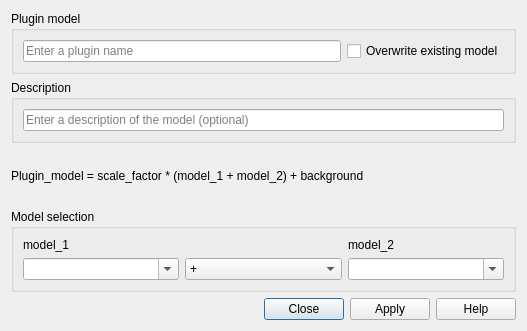
The window that src/sas/qtgui/Utilities/UI/AddMultEditorUI.ui (SasView/sasview) describes before a commit, drawn with Qt 5.
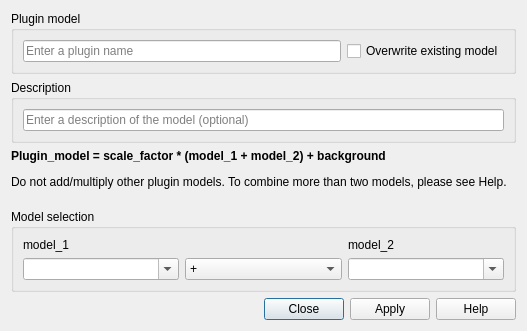
The same window after the commit.

Commit message: Disable plugin models for add/multiply dialog + add warning text. #1451

Diff of the .ui file:
```diff
--- a/src/sas/qtgui/Utilities/UI/AddMultEditorUI.ui
+++ b/src/sas/qtgui/Utilities/UI/AddMultEditorUI.ui
@@ -163,7 +163,7 @@
    <item row="2" column="0">
     <widget class="QLabel" name="lblEquation">
      <property name="text">
-      <string>&lt;html&gt;&lt;head/&gt;&lt;body&gt;&lt;p&gt;Plugin_model = scale_factor * (model_1 + model_2) + background&lt;/p&gt;&lt;/body&gt;&lt;/html&gt;</string>
+      <string>&lt;html&gt;&lt;head/&gt;&lt;body&gt;&lt;p&gt;&lt;span style=&quot; font-weight:600;&quot;&gt;Plugin_model = scale_factor * (model_1 + model_2) + background&lt;/span&gt;&lt;/p&gt;&lt;p&gt;Do not add/multiply other plugin models. To combine more than two models, please see Help.&lt;br/&gt;&lt;/p&gt;&lt;/body&gt;&lt;/html&gt;</string>
      </property>
     </widget>
    </item>
```
The commit also changes 1 other file.
